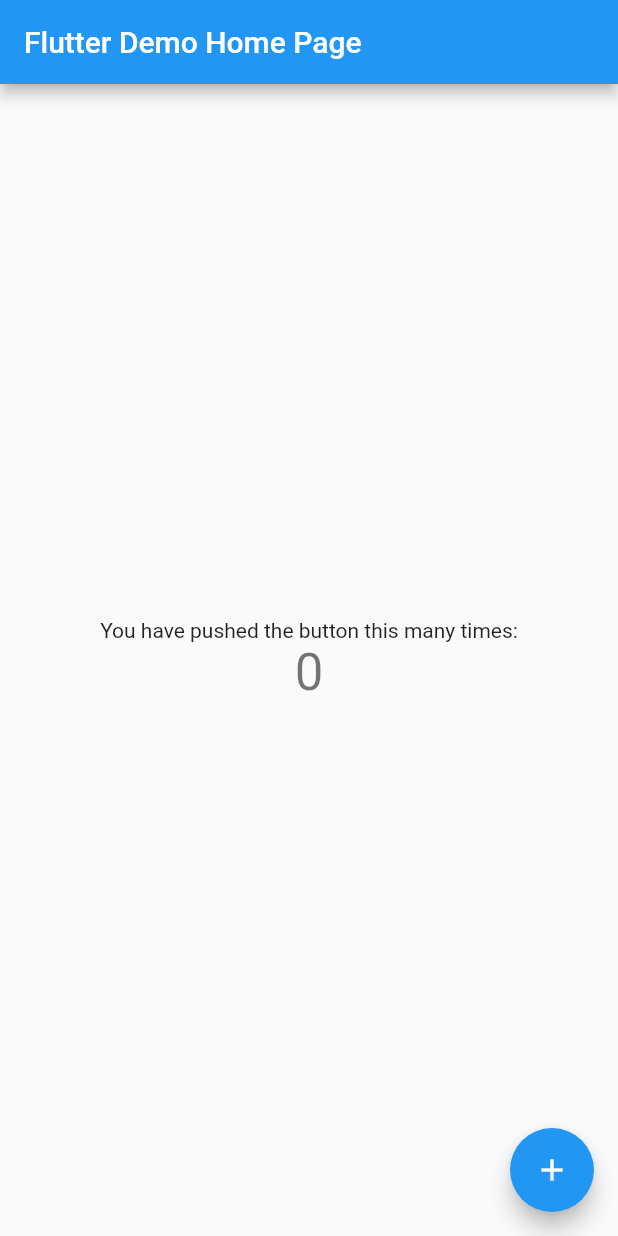
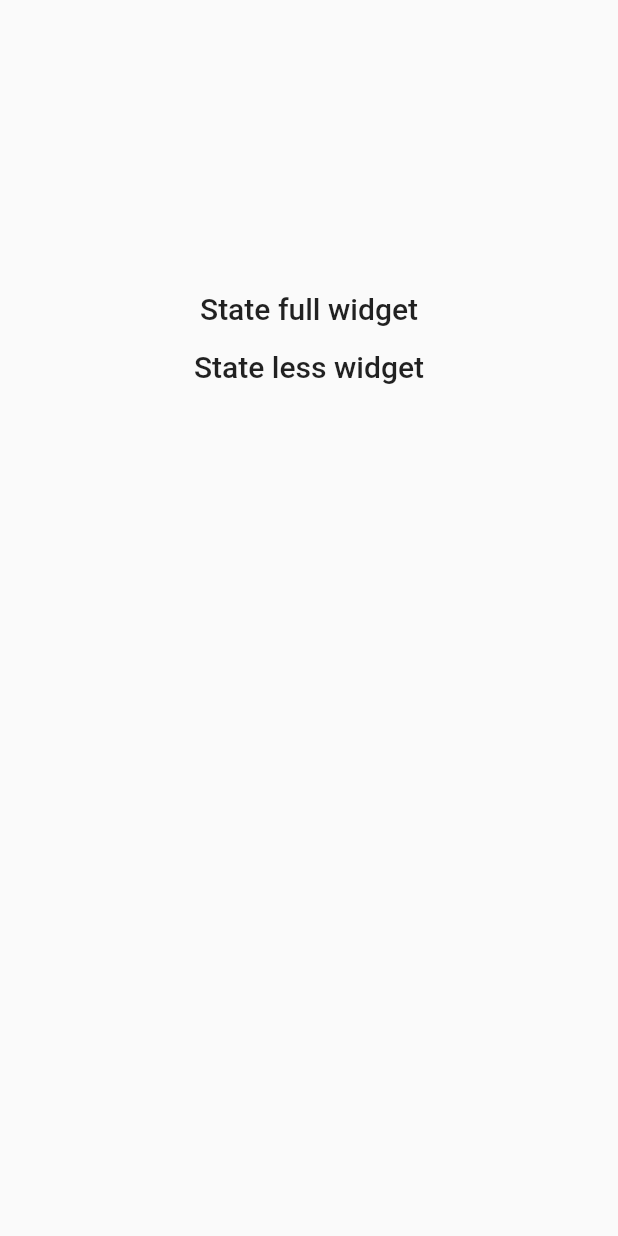
Before and after one commit to Mr-Apisit/session, a Flutter app: the screen it shows after launch, on a phone screen of 412 x 824 dp. Run offline on Flutter 3.47's test engine with Material 2 defaults, Android fonts, the phone set to English and light mode, and no system bars.

Commit message:
stateFul and stateLess

```diff
--- a/lib/main.dart
+++ b/lib/main.dart
@@ -1,4 +1,5 @@
 import 'package:flutter/material.dart';
+import 'package:session/src/presentation/pages/landing_page.dart';
 
 void main() {
   runApp(const MyApp());
@@ -13,103 +14,10 @@ class MyApp extends StatelessWidget {
     return MaterialApp(
       title: 'Flutter Demo',
       theme: ThemeData(
-        // This is the theme of your application.
-        //
-        // Try running your application with "flutter run". You'll see the
-        // application has a blue toolbar. Then, without quitting the app, try
-        // changing the primarySwatch below to Colors.green and then invoke
-        // "hot reload" (press "r" in the console where you ran "flutter run",
-        // or simply save your changes to "hot reload" in a Flutter IDE).
-        // Notice that the counter didn't reset back to zero; the application
-        // is not restarted.
+
         primarySwatch: Colors.blue,
       ),
-      home: const MyHomePage(title: 'Flutter Demo Home Page'),
+      home: const LandingPage(),
     );
   }
 }
-
-class MyHomePage extends StatefulWidget {
-  const MyHomePage({super.key, required this.title});
-
-  // This widget is the home page of your application. It is stateful, meaning
-  // that it has a State object (defined below) that contains fields that affect
-  // how it looks.
-
-  // This class is the configuration for the state. It holds the values (in this
-  // case the title) provided by the parent (in this case the App widget) and
-  // used by the build method of the State. Fields in a Widget subclass are
-  // always marked "final".
-
-  final String title;
-
-  @override
-  State<MyHomePage> createState() => _MyHomePageState();
-}
-
-class _MyHomePageState extends State<MyHomePage> {
-  int _counter = 0;
-
-  void _incrementCounter() {
-    setState(() {
-      // This call to setState tells the Flutter framework that something has
-      // changed in this State, which causes it to rerun the build method below
-      // so that the display can reflect the updated values. If we changed
-      // _counter without calling setState(), then the build method would not be
-      // called again, and so nothing would appear to happen.
-      _counter++;
-    });
-  }
-
-  @override
-  Widget build(BuildContext context) {
-    // This method is rerun every time setState is called, for instance as done
-    // by the _incrementCounter method above.
-    //
-    // The Flutter framework has been optimized to make rerunning build methods
-    // fast, so that you can just rebuild anything that needs updating rather
-    // than having to individually change instances of widgets.
-    return Scaffold(
-      appBar: AppBar(
-        // Here we take the value from the MyHomePage object that was created by
-        // the App.build method, and use it to set our appbar title.
-        title: Text(widget.title),
-      ),
-      body: Center(
-        // Center is a layout widget. It takes a single child and positions it
-        // in the middle of the parent.
-        child: Column(
-          // Column is also a layout widget. It takes a list of children and
-          // arranges them vertically. By default, it sizes itself to fit its
-          // children horizontally, and tries to be as tall as its parent.
-          //
-          // Invoke "debug painting" (press "p" in the console, choose the
-          // "Toggle Debug Paint" action from the Flutter Inspector in Android
-          // Studio, or the "Toggle Debug Paint" command in Visual Studio Code)
-          // to see the wireframe for each widget.
-          //
-          // Column has various properties to control how it sizes itself and
-          // how it positions its children. Here we use mainAxisAlignment to
-          // center the children vertically; the main axis here is the vertical
-          // axis because Columns are vertical (the cross axis would be
-          // horizontal).
-          mainAxisAlignment: MainAxisAlignment.center,
-          children: <Widget>[
-            const Text(
-              'You have pushed the button this many times:',
-            ),
-            Text(
-              '$_counter',
-              style: Theme.of(context).textTheme.headlineMedium,
-            ),
-          ],
-        ),
-      ),
-      floatingActionButton: FloatingActionButton(
-        onPressed: _incrementCounter,
-        tooltip: 'Increment',
-        child: const Icon(Icons.add),
-      ), // This trailing comma makes auto-formatting nicer for build methods.
-    );
-  }
-}
--- /dev/null
+++ b/lib/src/presentation/features/state_ful.dart
@@ -0,0 +1,56 @@
+
+import 'package:flutter/material.dart';
+
+class StateFul extends StatefulWidget {
+  const StateFul({super.key, required this.title});
+
+
+
+  final String title;
+
+  @override
+  State<StateFul> createState() => _StateFulState();
+}
+
+class _StateFulState extends State<StateFul> {
+  int _counter = 0;
+
+  void _incrementCounter() {
+    setState(() {
+
+      _counter++;
+    });
+  }
+
+  @override
+  Widget build(BuildContext context) {
+
+    return Scaffold(
+      appBar: AppBar(
+
+        title: Text(widget.title),
+      ),
+      body: Center(
+
+        child: Column(
+
+          mainAxisAlignment: MainAxisAlignment.center,
+          children: <Widget>[
+            const Text(
+              'You have pushed the button this many times:',
+            ),
+            Text(
+              '$_counter',
+              style: Theme.of(context).textTheme.headlineMedium,
+            ),
+          ],
+        ),
+      ),
+      floatingActionButton: FloatingActionButton(
+        onPressed: _incrementCounter,
+        tooltip: 'Increment',
+        child: const Icon(Icons.add),
+      ),
+    );
+  }
+}
--- /dev/null
+++ b/lib/src/presentation/pages/landing_page.dart
@@ -0,0 +1,44 @@
+import 'package:flutter/material.dart';
+
+import '../features/state_ful.dart';
+import '../features/state_less.dart';
+
+class LandingPage extends StatelessWidget {
+  const LandingPage({super.key});
+
+  @override
+  Widget build(BuildContext context) {
+    return Scaffold(
+      body: Container(
+          height: 450,
+          width: double.maxFinite - 20,
+          decoration: BoxDecoration(borderRadius: BorderRadius.circular(7.0)),
+          child: Column(
+            mainAxisAlignment: MainAxisAlignment.center,
+            children: [
+              Padding(
+                padding: const EdgeInsets.all(8.0),
+                child: InkWell(
+                    borderRadius: BorderRadius.circular(7.0),
+                    onTap: () {
+                      Navigator.push(context, MaterialPageRoute(builder: (ctx) => const StateFul(title: "State full widget")));
+                    },
+                    child: Text(
+                      "State full widget",
+                      style: Theme.of(context).textTheme.titleLarge,
+                    )),
+              ),
+              Padding(
+                padding: const EdgeInsets.all(8.0),
+                child: InkWell(
+                    borderRadius: BorderRadius.circular(7.0),
+                    onTap: () {
+                      Navigator.push(context, MaterialPageRoute(builder: (ctx) => StateLess(title: "State less widget")));
+                    },
+                    child: Text("State less widget", style: Theme.of(context).textTheme.titleLarge)),
+              ),
+            ],
+          )),
+    );
+  }
+}
```
Also changed, not shown: lib/src/presentation/features/state_less.dart (added, +46 -0 lines).
